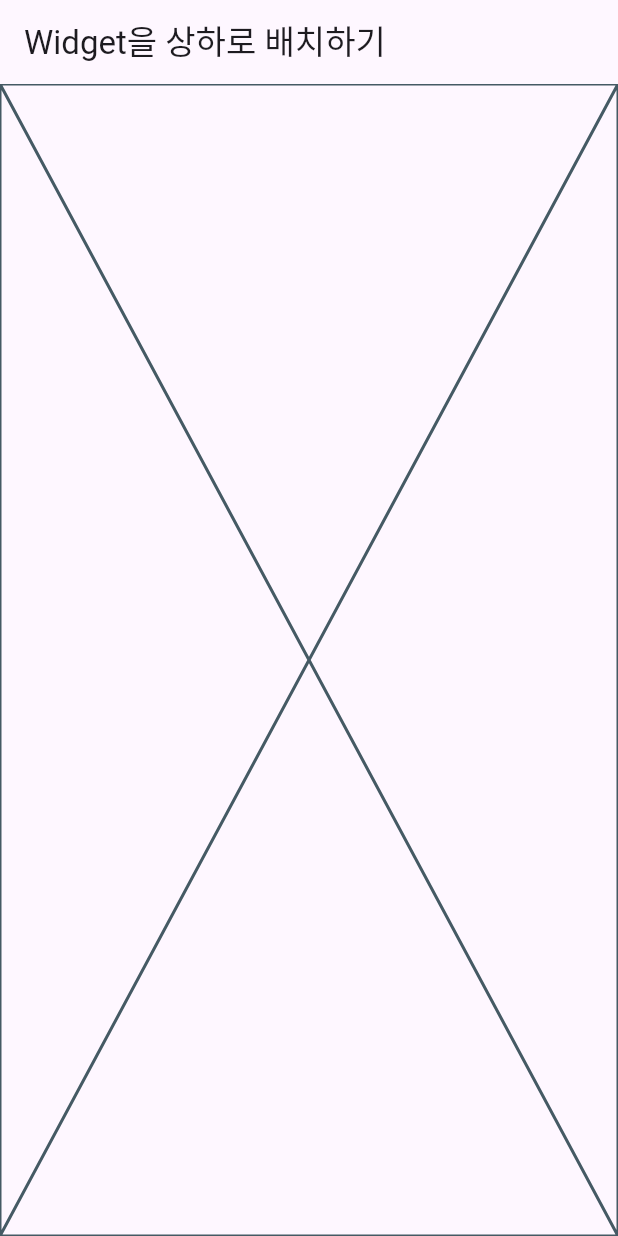
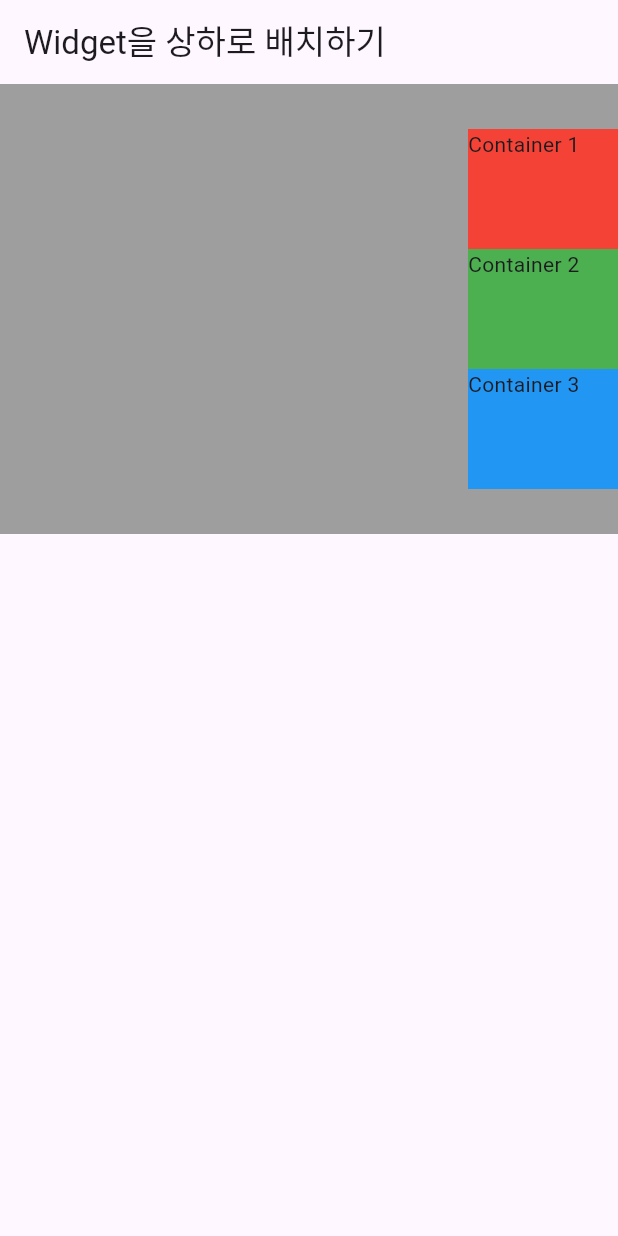
Before and after one commit to Do-Boo/github-test, a Flutter app: the screen it shows after launch, on a phone screen of 412 x 824 dp. Run offline on Flutter 3.47's test engine with Material 3 defaults, Android fonts, the phone set to English and light mode, and no system bars.

```diff
--- a/lib/main.dart
+++ b/lib/main.dart
@@ -18,6 +18,34 @@ class Body extends StatelessWidget {
 
   @override
   Widget build(BuildContext context) {
-    return Placeholder();
+    return Container(
+      height: 300,
+      width: double.infinity,
+      color: Colors.grey,
+      child: Column(
+        mainAxisAlignment: MainAxisAlignment.center,
+        crossAxisAlignment: CrossAxisAlignment.end,
+        children: [
+          Container(
+            width: 100,
+            height: 80,
+            color: Colors.red,
+            child: Text("Container 1"),
+          ),
+          Container(
+            width: 100,
+            height: 80,
+            color: Colors.green,
+            child: Text("Container 2"),
+          ),
+          Container(
+            width: 100,
+            height: 80,
+            color: Colors.blue,
+            child: Text("Container 3"),
+          ),
+        ],
+      )
+    );
   }
 }
```
